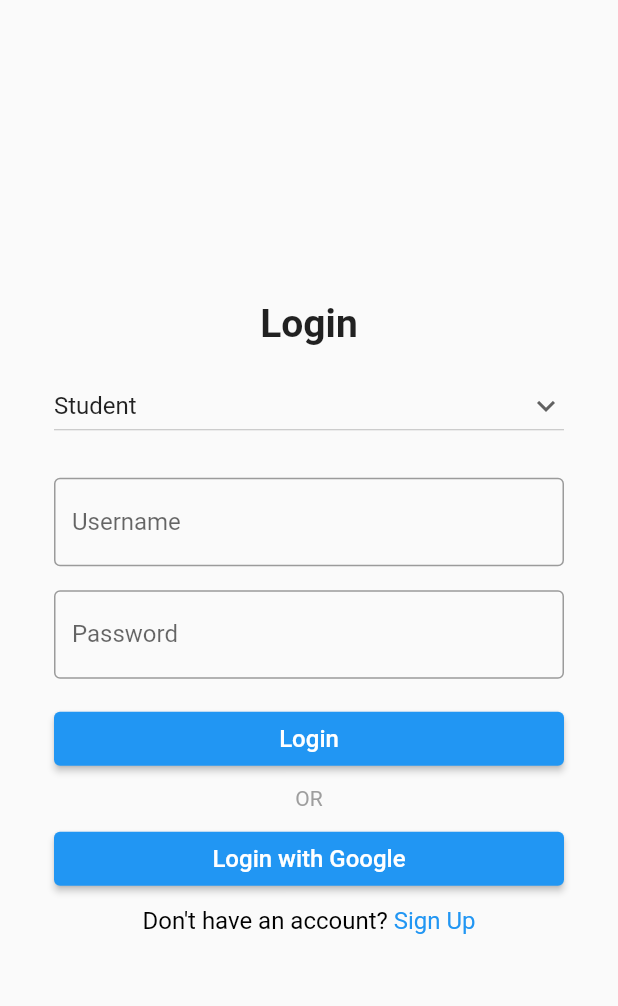
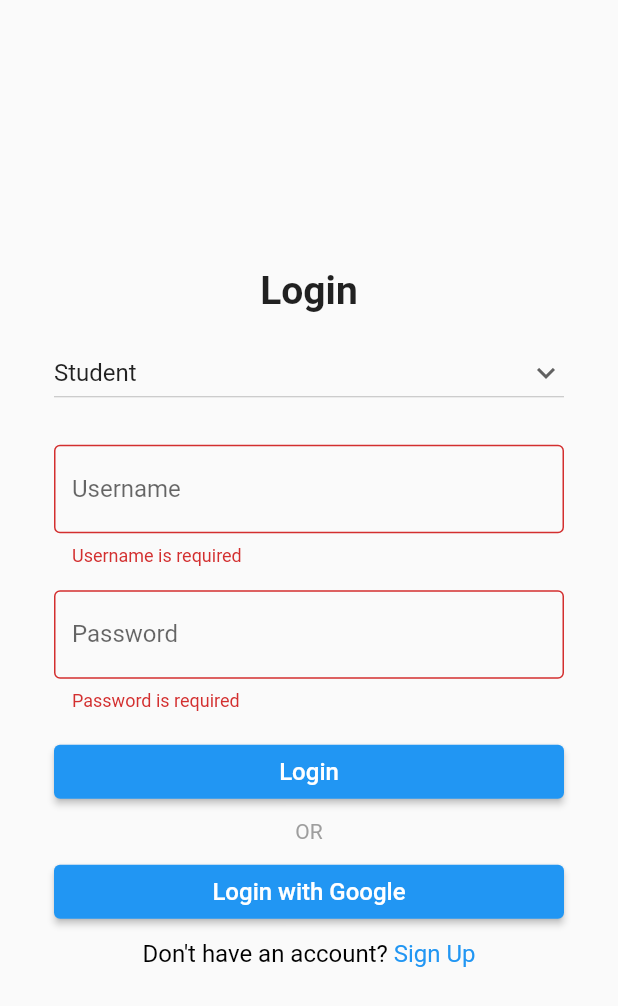
Before and after one commit to nirans2002/hack.app, a Flutter app: the screen it shows after launch, after a tap on "Login", on a phone screen of 412 x 824 dp. Shown: the top 1006 px of the screen. Run offline on Flutter 3.47's test engine with Material 2 defaults, Android fonts, the phone set to English and light mode, and no system bars.

Commit message:
updated Login screen

```diff
--- a/lib/main.dart
+++ b/lib/main.dart
@@ -12,6 +12,7 @@ class MyApp extends StatelessWidget {
   @override
   Widget build(BuildContext context) {
     return MaterialApp(
+      debugShowCheckedModeBanner: false,
       title: 'Flutter Demo',
       routes: {
         '/login': (context) => const LoginScreen(),
--- a/lib/screens/login_screen.dart
+++ b/lib/screens/login_screen.dart
@@ -5,11 +5,21 @@ class LoginScreen extends StatefulWidget {
   const LoginScreen({Key? key}) : super(key: key);
 
   @override
-  State createState() => _LoginScreen();
+  _LoginScreen createState() => _LoginScreen();
 }
 
 class _LoginScreen extends State<LoginScreen> {
   String dropdownvalue = 'Student';
+
+  final _textU = TextEditingController();
+  final _textP = TextEditingController();
+  bool _validateU = false;
+  bool _validateP = false;
+  void dispose() {
+    _textU.dispose();
+    _textP.dispose();
+    super.dispose();
+  }
 
   @override
   Widget build(BuildContext context) {
@@ -20,6 +30,7 @@ class _LoginScreen extends State<LoginScreen> {
     ];
 
     return Scaffold(
+      resizeToAvoidBottomInset: false,
       body: Container(
         margin: const EdgeInsets.fromLTRB(20, 8, 20, 8),
         child: Column(
@@ -45,6 +56,7 @@ class _LoginScreen extends State<LoginScreen> {
                   Padding(
                     padding: const EdgeInsets.fromLTRB(16, 16, 16, 8),
                     child: DropdownButton(
+                      borderRadius: BorderRadius.circular(8),
                       isExpanded: true,
                       value: dropdownvalue,
                       icon: const Icon(Icons.keyboard_arrow_down),
@@ -52,7 +64,6 @@ class _LoginScreen extends State<LoginScreen> {
                         setState(() {
                           dropdownvalue = newValue!;
                         });
-                          print(dropdownvalue);
                       },
                       items: items.map((String items) {
                         return DropdownMenuItem(
@@ -66,9 +77,11 @@ class _LoginScreen extends State<LoginScreen> {
                   Padding(
                     padding: const EdgeInsets.fromLTRB(16, 16, 16, 8),
                     child: TextFormField(
-                        decoration: const InputDecoration(
-                          border: OutlineInputBorder(),
+                      controller: _textU,
+                      decoration: InputDecoration(
+                        border: const OutlineInputBorder(),
                         labelText: 'Username',
+                        errorText: _validateU ? 'Username is required' : null,
                       ),
                       validator: (value) {
                         if (value == null) {
@@ -83,11 +96,13 @@ class _LoginScreen extends State<LoginScreen> {
                       padding: const EdgeInsets.symmetric(
                           horizontal: 16, vertical: 8),
                       child: TextFormField(
+                        controller: _textP,
                         obscureText: true,
                         enableSuggestions: false,
-                          decoration: const InputDecoration(
-                            border: OutlineInputBorder(),
+                        decoration: InputDecoration(
+                          border: const OutlineInputBorder(),
                           labelText: 'Password',
+                          errorText: _validateP ? 'Password is required' : null,
                         ),
                         validator: (value) {
                           if (value == null) {
@@ -100,6 +115,7 @@ class _LoginScreen extends State<LoginScreen> {
             ),
 
             // Login button
+            if (dropdownvalue != 'Admin')
               Padding(
                 padding:
                     const EdgeInsets.symmetric(horizontal: 16, vertical: 8),
@@ -109,10 +125,21 @@ class _LoginScreen extends State<LoginScreen> {
                     style: TextStyle(fontSize: 16),
                   ),
                   onPressed: () {
+                    setState(() {
+                      _textU.text.isEmpty
+                          ? _validateU = true
+                          : _validateU = false;
+                      _textP.text.isEmpty
+                          ? _validateP = true
+                          : _validateP = false;
+                    });
+                    if (!_validateU && !_validateP) {
                       Navigator.pushNamed(context, '/home');
+                    }
                   },
                 ),
               ),
+            if (dropdownvalue != 'Admin')
               const Center(
                 child: Text(
                   'OR',
@@ -124,20 +151,30 @@ class _LoginScreen extends State<LoginScreen> {
 
             // Login with Google
             Padding(
-                padding:
-                    const EdgeInsets.symmetric(horizontal: 16, vertical: 8),
+              padding: const EdgeInsets.symmetric(horizontal: 16, vertical: 8),
               child: ElevatedButton(
                 child: const Text(
                   'Login with Google',
                   style: TextStyle(fontSize: 16),
                 ),
                 onPressed: () {
+                  setState(() {
+                    _textU.text.isEmpty
+                        ? _validateU = true
+                        : _validateU = false;
+                    _textP.text.isEmpty
+                        ? _validateP = true
+                        : _validateP = false;
+                  });
+                  if (!_validateU && !_validateP) {
                     Navigator.pushNamed(context, '/home');
+                  }
                 },
               ),
             ),
 
             // Signup option
+            if (dropdownvalue != 'Admin')
               Center(
                 child: RichText(
                   text: TextSpan(
@@ -160,7 +197,8 @@ class _LoginScreen extends State<LoginScreen> {
                 ),
               ),
           ],
-          )),
+        ),
+      ),
     );
   }
 }
```
Also changed, not shown: lib/screens/signup_screen.dart (+78 -18 lines). Lines whose indentation alone changed are shown as unchanged.
